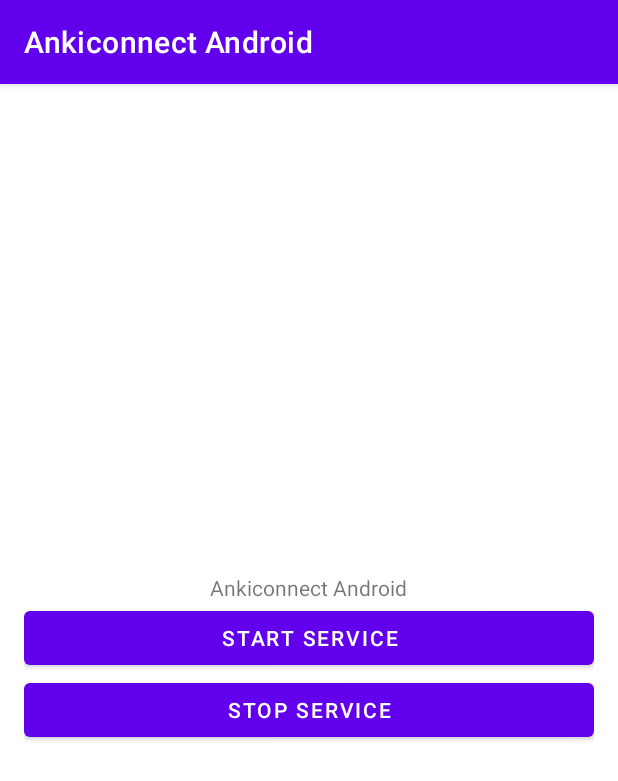
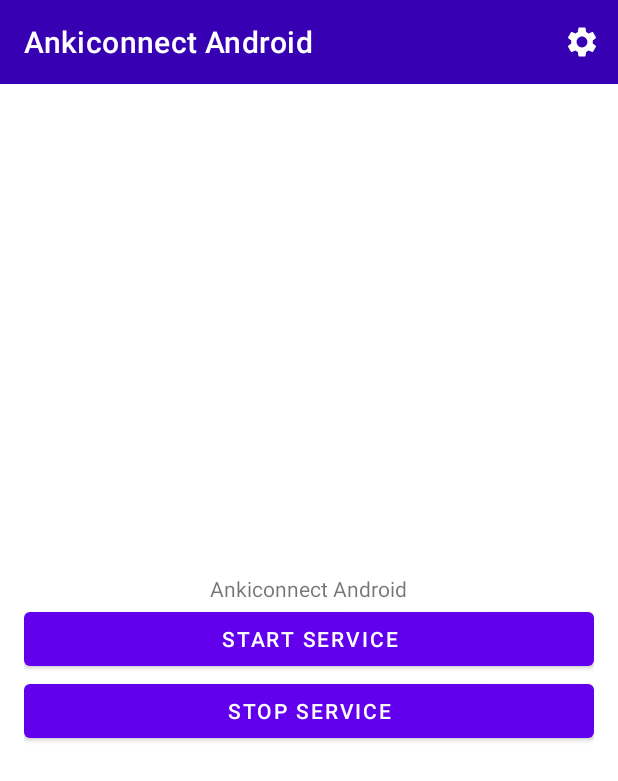
Before and after one commit to KamWithK/AnkiconnectAndroid, an Android app: the screen it shows after launch (MainActivity), on a phone screen of 412 x 824 dp. Shown: the top 781 px of the screen. Run offline under Robolectric (Android 15) with nearby library versions, the phone set to English and light mode, and no system bars; libraries missing offline, so code that uses them is left out: com.ichi2.anki; 1 statement that could not run was skipped.

Commit message:
added settings option, fixed toolbar theme to extend the color down

```diff
--- a/app/build.gradle
+++ b/app/build.gradle
@@ -38,6 +38,7 @@ dependencies {
     implementation 'org.nanohttpd:nanohttpd-nanolets:2.3.1'
     implementation 'com.github.ankidroid:Anki-Android:api-v1.1.0'
     implementation 'org.jsoup:jsoup:1.14.3'
+    implementation 'androidx.preference:preference:1.2.0'
     testImplementation 'junit:junit:4.13.2'
     androidTestImplementation 'androidx.test.ext:junit:1.1.3'
     androidTestImplementation 'androidx.test.espresso:espresso-core:3.4.0'
--- a/app/src/main/java/com/kamwithk/ankiconnectandroid/MainActivity.java
+++ b/app/src/main/java/com/kamwithk/ankiconnectandroid/MainActivity.java
@@ -4,10 +4,15 @@ import android.app.NotificationChannel;
 import android.app.NotificationManager;
 import android.content.Intent;
 import android.os.Build;
+import android.provider.Settings;
+import android.view.Menu;
+import android.view.MenuItem;
 import android.view.View;
 import androidx.annotation.RequiresApi;
 import androidx.appcompat.app.AppCompatActivity;
 import android.os.Bundle;
+
+import androidx.appcompat.widget.Toolbar;
 import androidx.core.content.ContextCompat;
 import com.kamwithk.ankiconnectandroid.ankidroid_api.IntegratedAPI;
 
@@ -21,12 +26,40 @@ public class MainActivity extends AppCompatActivity {
         super.onCreate(savedInstanceState);
         setContentView(R.layout.activity_main);
 
+        Toolbar toolbar = (Toolbar) findViewById(R.id.materialToolbar);
+        setSupportActionBar(toolbar);
+
         IntegratedAPI.authenticate(this);
 
         NotificationChannel notificationChannel = new NotificationChannel(CHANNEL_ID, "Ankiconnect Android", NotificationManager.IMPORTANCE_DEFAULT);
         NotificationManager notificationManager = getSystemService(NotificationManager.class);
         notificationManager.createNotificationChannel(notificationChannel);
     }
+
+    @Override
+    public boolean onCreateOptionsMenu(Menu menu) {
+        getMenuInflater().inflate(R.menu.toolbar_menu, menu);
+        return true;
+    }
+
+    @Override
+    public boolean onOptionsItemSelected(MenuItem item) {
+        switch (item.getItemId()) {
+            case R.id.action_settings:
+                Intent intent = new Intent(MainActivity.this, SettingsActivity.class);
+                startActivity(intent);
+//                Intent permIntent = new Intent(Settings.ACTION_MANAGE_OVERLAY_PERMISSION);
+//                startActivity(permIntent);
+//                return true;
+
+            default:
+                // If we got here, the user's action was not recognized.
+                // Invoke the superclass to handle it.
+                return super.onOptionsItemSelected(item);
+
+        }
+    }
+
 
     public void startService(View view) {
         Intent serviceIntent = new Intent(this, Service.class);
--- /dev/null
+++ b/app/src/main/res/drawable/ic_baseline_arrow_back_24.xml
@@ -0,0 +1,5 @@
+<vector android:autoMirrored="true" android:height="24dp"
+    android:tint="#FFFFFF" android:viewportHeight="24"
+    android:viewportWidth="24" android:width="24dp" xmlns:android="http://schemas.android.com/apk/res/android">
+    <path android:fillColor="@android:color/white" android:pathData="M20,11H7.83l5.59,-5.59L12,4l-8,8 8,8 1.41,-1.41L7.83,13H20v-2z"/>
+</vector>
--- /dev/null
+++ b/app/src/main/res/drawable/ic_baseline_settings_24.xml
@@ -0,0 +1,5 @@
+<vector android:height="24dp" android:tint="#FFFFFF"
+    android:viewportHeight="24" android:viewportWidth="24"
+    android:width="24dp" xmlns:android="http://schemas.android.com/apk/res/android">
+    <path android:fillColor="@android:color/white" android:pathData="M19.14,12.94c0.04,-0.3 0.06,-0.61 0.06,-0.94c0,-0.32 -0.02,-0.64 -0.07,-0.94l2.03,-1.58c0.18,-0.14 0.23,-0.41 0.12,-0.61l-1.92,-3.32c-0.12,-0.22 -0.37,-0.29 -0.59,-0.22l-2.39,0.96c-0.5,-0.38 -1.03,-0.7 -1.62,-0.94L14.4,2.81c-0.04,-0.24 -0.24,-0.41 -0.48,-0.41h-3.84c-0.24,0 -0.43,0.17 -0.47,0.41L9.25,5.35C8.66,5.59 8.12,5.92 7.63,6.29L5.24,5.33c-0.22,-0.08 -0.47,0 -0.59,0.22L2.74,8.87C2.62,9.08 2.66,9.34 2.86,9.48l2.03,1.58C4.84,11.36 4.8,11.69 4.8,12s0.02,0.64 0.07,0.94l-2.03,1.58c-0.18,0.14 -0.23,0.41 -0.12,0.61l1.92,3.32c0.12,0.22 0.37,0.29 0.59,0.22l2.39,-0.96c0.5,0.38 1.03,0.7 1.62,0.94l0.36,2.54c0.05,0.24 0.24,0.41 0.48,0.41h3.84c0.24,0 0.44,-0.17 0.47,-0.41l0.36,-2.54c0.59,-0.24 1.13,-0.56 1.62,-0.94l2.39,0.96c0.22,0.08 0.47,0 0.59,-0.22l1.92,-3.32c0.12,-0.22 0.07,-0.47 -0.12,-0.61L19.14,12.94zM12,15.6c-1.98,0 -3.6,-1.62 -3.6,-3.6s1.62,-3.6 3.6,-3.6s3.6,1.62 3.6,3.6S13.98,15.6 12,15.6z"/>
+</vector>
--- a/app/src/main/res/layout/activity_main.xml
+++ b/app/src/main/res/layout/activity_main.xml
@@ -1,14 +1,41 @@
 <?xml version="1.0" encoding="utf-8"?>
-<LinearLayout
-        xmlns:android="http://schemas.android.com/apk/res/android"
+
+
+<androidx.constraintlayout.widget.ConstraintLayout xmlns:android="http://schemas.android.com/apk/res/android"
+    xmlns:app="http://schemas.android.com/apk/res-auto"
     xmlns:tools="http://schemas.android.com/tools"
-        xmlns:app="http://schemas.android.com/apk/res-auto"
     android:layout_width="match_parent"
     android:layout_height="match_parent"
-        tools:context=".MainActivity"
     android:orientation="vertical"
+    tools:context=".MainActivity">
+
+    <com.google.android.material.appbar.MaterialToolbar
+        android:id="@+id/materialToolbar"
+        android:layout_width="match_parent"
+        android:layout_height="wrap_content"
+        android:background="?attr/colorPrimaryVariant"
+        android:minHeight="?attr/actionBarSize"
+        android:theme="?attr/actionBarTheme"
+        style="@style/MyToolbar"
+        app:layout_constraintTop_toTopOf="parent"
+        tools:layout_editor_absoluteX="16dp" />
+
+    <androidx.constraintlayout.widget.ConstraintLayout
+        android:layout_width="match_parent"
+        android:layout_height="wrap_content"
+        app:layout_constraintBottom_toBottomOf="parent"
+        app:layout_constraintEnd_toEndOf="parent"
+        app:layout_constraintStart_toStartOf="parent"
+        app:layout_constraintTop_toBottomOf="@+id/materialToolbar">
+
+        <LinearLayout
+            android:id="@+id/linearLayout"
+            android:layout_width="match_parent"
+            android:layout_height="match_parent"
             android:gravity="center"
+            android:orientation="vertical"
             android:padding="16dp">
+
             <TextView
                 android:id="@+id/text_message"
                 android:layout_width="wrap_content"
@@ -17,13 +44,23 @@
                 app:layout_constraintBottom_toBottomOf="parent"
                 app:layout_constraintLeft_toLeftOf="parent"
                 app:layout_constraintRight_toRightOf="parent"
-            app:layout_constraintTop_toTopOf="parent"/>
+                app:layout_constraintTop_toTopOf="parent" />
 
-    <Button android:layout_width="match_parent" android:layout_height="wrap_content"
-            android:text="Start Service"
-            android:onClick="startService"/>
-    <Button android:layout_width="match_parent" android:layout_height="wrap_content"
-            android:text="Stop Service"
-            android:onClick="stopService"/>
+            <Button
+                android:layout_width="match_parent"
+                android:layout_height="wrap_content"
+                android:onClick="startService"
+                android:text="Start Service" />
+
+            <Button
+                android:layout_width="match_parent"
+                android:layout_height="wrap_content"
+                android:onClick="stopService"
+                android:text="Stop Service" />
+
 
         </LinearLayout>
+    </androidx.constraintlayout.widget.ConstraintLayout>
+
+
+</androidx.constraintlayout.widget.ConstraintLayout>
--- /dev/null
+++ b/app/src/main/res/menu/toolbar_menu.xml
@@ -0,0 +1,13 @@
+<?xml version="1.0" encoding="utf-8"?>
+<menu
+    xmlns:android="http://schemas.android.com/apk/res/android"
+    xmlns:app="http://schemas.android.com/apk/res-auto"
+    xmlns:tools="http://schemas.android.com/tools"
+    tools:context=".activity.MainActivity">
+
+    <!-- "Mark Favorite", should appear as action button if possible -->
+    <item android:id="@+id/action_settings"
+        android:title="@string/action_settings"
+        android:icon="@drawable/ic_baseline_settings_24"
+        app:showAsAction="ifRoom"/>
+</menu>
--- a/app/src/main/res/values-night/themes.xml
+++ b/app/src/main/res/values-night/themes.xml
@@ -1,6 +1,6 @@
 <resources xmlns:tools="http://schemas.android.com/tools">
     <!-- Base application theme. -->
-    <style name="Theme.AnkiconnectAndroid" parent="Theme.MaterialComponents.DayNight.DarkActionBar">
+    <style name="Theme.AnkiconnectAndroid" parent="Theme.MaterialComponents.DayNight.NoActionBar">
         <!-- Primary brand color. -->
         <item name="colorPrimary">@color/purple_200</item>
         <item name="colorPrimaryVariant">@color/purple_700</item>
@@ -13,4 +13,5 @@
         <item name="android:statusBarColor" tools:targetApi="l">?attr/colorPrimaryVariant</item>
         <!-- Customize your theme here. -->
     </style>
+
 </resources>
--- a/app/src/main/res/values/themes.xml
+++ b/app/src/main/res/values/themes.xml
@@ -1,6 +1,6 @@
 <resources xmlns:tools="http://schemas.android.com/tools">
     <!-- Base application theme. -->
-    <style name="Theme.AnkiconnectAndroid" parent="Theme.MaterialComponents.DayNight.DarkActionBar">
+    <style name="Theme.AnkiconnectAndroid" parent="Theme.MaterialComponents.DayNight.NoActionBar">
         <!-- Primary brand color. -->
         <item name="colorPrimary">@color/purple_500</item>
         <item name="colorPrimaryVariant">@color/purple_700</item>
@@ -12,5 +12,12 @@
         <!-- Status bar color. -->
         <item name="android:statusBarColor" tools:targetApi="l">?attr/colorPrimaryVariant</item>
         <!-- Customize your theme here. -->
+
+    </style>
+    <style name="MyToolbar">
+        <item name="titleTextColor">@color/white</item>
+        <!-- trying to change the back button on light mode to black: neither work??? -->
+        <!--item name="colorControlNormal">@color/white</item>-->
+        <!--android:homeAsUpIndicator="@drawable/ic_baseline_arrow_back_24"-->
     </style>
 </resources>
```
Also changed, not shown: app/src/main/AndroidManifest.xml (+27 -13 lines), app/src/main/java/com/kamwithk/ankiconnectandroid/SettingsActivity.java (added, +64 -0 lines), app/src/main/res/layout/settings_activity.xml (added, +24 -0 lines), app/src/main/res/values/strings.xml (+7 -0 lines), app/src/main/res/xml/root_preferences.xml (added, +12 -0 lines). Lines whose indentation alone changed are shown as unchanged.
